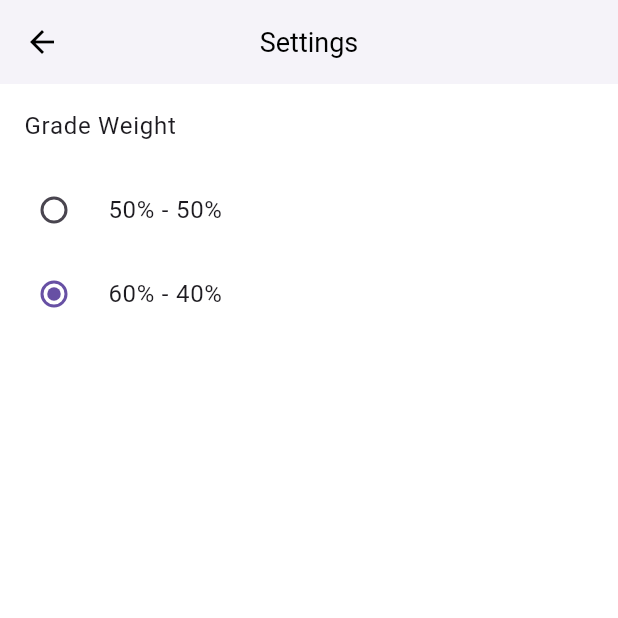
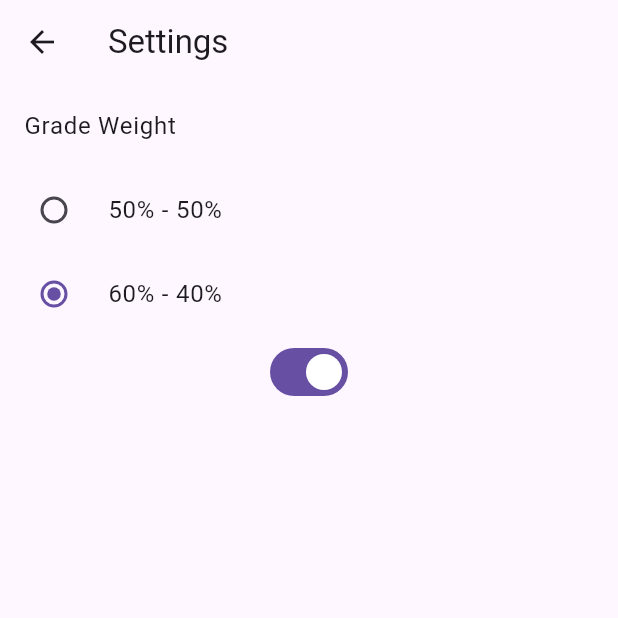
Before and after one commit to MohamedSadeck/GradeCalculator, a Flutter app: the screen it shows after launch, after a tap on the "settings" icon, on a phone screen of 412 x 824 dp, the top half of it. Run offline on Flutter 3.47's test engine with Material 3 defaults, Android fonts, the phone set to English and light mode, and no system bars; our stand-ins replace numberpicker, shared_preferences.

Commit message:
Dark mode and splash screen added

```diff
--- /dev/null
+++ b/lib/constants/theme.dart
@@ -0,0 +1,8 @@
+import 'package:flutter/material.dart';
+
+ThemeData lightMode = ThemeData(
+  brightness: Brightness.light,
+);
+ThemeData darkMode = ThemeData(
+  brightness: Brightness.dark,
+);
--- a/lib/main.dart
+++ b/lib/main.dart
@@ -1,17 +1,22 @@
 import 'package:flutter/material.dart';
+import 'package:grade_calculator/constants/theme.dart';
 import 'package:grade_calculator/providers/module_provider.dart';
+import 'package:grade_calculator/providers/theme_provider.dart';
 import 'package:grade_calculator/screens/grade_list_screen.dart';
 import 'package:grade_calculator/screens/home_screen.dart';
 import 'package:grade_calculator/screens/module_form_screen.dart';
 import 'package:grade_calculator/screens/module_list_screen.dart';
+import 'package:grade_calculator/screens/splash_screen.dart';
 import 'package:provider/provider.dart';
 import 'screens/settings_screen.dart';
 
 void main() {
+  WidgetsFlutterBinding.ensureInitialized();
   runApp(
     MultiProvider(
       providers: [
         ChangeNotifierProvider(create: (context) => ModuleProvider()),
+        ChangeNotifierProvider(create: (context) => ThemeProvider()),
       ],
       child: const MyApp(),
     ),
@@ -22,44 +27,14 @@ class MyApp extends StatelessWidget {
   const MyApp({super.key});
   @override
   Widget build(BuildContext context) {
+    final themeProvider = Provider.of<ThemeProvider>(context);
     return MaterialApp(
       title: 'Flutter Demo',
-      theme: ThemeData.light().copyWith(
-        colorScheme: ThemeData.light().colorScheme.copyWith(
-              secondary: Colors.black87,
-            ),
-        scaffoldBackgroundColor: Colors.white,
-        textTheme: ThemeData.light().textTheme.copyWith(
-              bodyLarge: const TextStyle(color: Colors.black),
-              bodyMedium: const TextStyle(color: Colors.black87),
-              titleLarge: const TextStyle(color: Colors.black, fontSize: 20),
-            ),
-        appBarTheme: const AppBarTheme(
-          elevation: 2,
-          centerTitle: true,
-          color: Colors.white,
-          iconTheme: IconThemeData(color: Colors.black),
-          titleTextStyle: TextStyle(color: Colors.black, fontSize: 18),
-        ),
-        elevatedButtonTheme: ElevatedButtonThemeData(
-          style: ButtonStyle(
-            backgroundColor: WidgetStateProperty.all(Colors.white),
-            foregroundColor: WidgetStateProperty.all(Colors.black87),
-            textStyle: WidgetStateProperty.all(const TextStyle(fontSize: 16)),
-            padding: WidgetStateProperty.all(
-                const EdgeInsets.symmetric(horizontal: 36, vertical: 12)),
-            shape: WidgetStateProperty.all(RoundedRectangleBorder(
-                borderRadius: BorderRadius.circular(12),
-                side: const BorderSide(
-                    color:
-                        Colors.black) // add this line to make the border black
-                )),
-          ),
-        ),
-      ),
-      initialRoute: HomeScreen.routeName,
+      theme: themeProvider.themeData,
+      initialRoute: SplashScreen.routeName,
       routes: {
         HomeScreen.routeName: (context) => const HomeScreen(),
+        SplashScreen.routeName: (context) => const SplashScreen(),
         ModuleListScreen.routeName: (context) => const ModuleListScreen(),
         ModuleFormScreen.routeName: (context) => const ModuleFormScreen(),
         GradeListScreen.routeName: (context) => const GradeListScreen(),
--- a/lib/models/module.dart
+++ b/lib/models/module.dart
@@ -43,6 +43,10 @@ class Module {
     this.tdGrade = tdGrade;
     this.tpGrade = tpGrade;
     this.examGrade = examGrade;
+    calculateGrades(examWeight: examWeight);
+  }
+
+  void calculateGrades({required examWeight}) {
     if (hasTD && hasTP) {
       finalGrade =
           ((tdGrade + tpGrade) / 2) * (1 - examWeight) + examWeight * examGrade;
--- a/lib/providers/module_provider.dart
+++ b/lib/providers/module_provider.dart
@@ -15,7 +15,10 @@ class ModuleProvider extends ChangeNotifier {
 
   set gradeWeight(double value) {
     _gradeWeight = value;
-    notifyListeners();
+    for (Module m in _modules) {
+      m.calculateGrades(examWeight: _gradeWeight);
+    }
+    _calculateAverage();
     _saveGradeWeightToPrefs();
   }
 
--- /dev/null
+++ b/lib/providers/theme_provider.dart
@@ -0,0 +1,26 @@
+import 'package:flutter/material.dart';
+
+import '../constants/theme.dart';
+
+class ThemeProvider extends ChangeNotifier {
+  ThemeData _themeData = lightMode;
+
+  ThemeData get themeData => _themeData;
+
+  set themeData(ThemeData themeData) {
+    _themeData = themeData;
+    notifyListeners();
+  }
+
+  void updateTheme(BuildContext context) {
+    var brightness = MediaQuery.of(context).platformBrightness;
+    _themeData = brightness == Brightness.dark ? darkMode : lightMode;
+    notifyListeners();
+  }
+
+  void toggleTheme() {
+    themeData = isLight() ? darkMode : lightMode;
+  }
+
+  bool isLight() => _themeData == lightMode;
+}
--- a/lib/screens/home_screen.dart
+++ b/lib/screens/home_screen.dart
@@ -1,5 +1,7 @@
 import 'package:flutter/material.dart';
+import 'package:grade_calculator/constants/constants.dart';
 import 'package:grade_calculator/providers/module_provider.dart';
+import 'package:grade_calculator/utils/progress_color.dart';
 import 'package:provider/provider.dart';
 import 'grade_list_screen.dart';
 import 'module_list_screen.dart';
@@ -11,8 +13,7 @@ class HomeScreen extends StatelessWidget {
 
   @override
   Widget build(BuildContext context) {
-    return Scaffold(
-      appBar: AppBar(
+    final appBar = AppBar(
       title: const Text('Grade Calculator'),
       actions: [
         IconButton(
@@ -22,36 +23,60 @@ class HomeScreen extends StatelessWidget {
           },
         ),
       ],
-      ),
-      body: Center(
-        child: ListView(
+    );
+    final appBarHeight = appBar.preferredSize.height;
+    final height = getScreenHeight(context) -
+        appBarHeight -
+        MediaQuery.of(context).padding.top;
+    final width = getScreenWidth(context);
+    return Scaffold(
+      appBar: appBar,
+      body: SingleChildScrollView(
+        child: Column(
           children: <Widget>[
-            ListTile(
-              onTap: () {
-                Navigator.of(context).pushNamed(ModuleListScreen.routeName);
-              },
-              title: const Text(
-                'Modules',
-                style: TextStyle(fontSize: 20),
-              ),
-            ),
-            ListTile(
-              onTap: () {
-                Navigator.of(context).pushNamed(GradeListScreen.routeName);
-              },
-              title: const Text(
-                'Grades',
-                style: TextStyle(fontSize: 20),
-              ),
-            ),
             Consumer<ModuleProvider>(
               builder: (context, moduleProvider, child) {
-                return ListTile(
-                  title: Text(
-                    'Total average: ${moduleProvider.average.toStringAsFixed(2)}/20',
+                return Container(
+                  height: height * 0.6,
+                  child: Column(
+                    mainAxisAlignment: MainAxisAlignment.spaceEvenly,
+                    children: [
+                      Text(
+                        'Total average:',
+                        style: TextStyle(
+                            fontWeight: FontWeight.bold, fontSize: 45),
+                      ),
+                      Text(
+                        "${moduleProvider.average.toStringAsFixed(2)}/20",
+                        style: TextStyle(
+                            fontWeight: FontWeight.bold,
+                            fontSize: 45,
+                            color:
+                                getColorBasedOnGrade(moduleProvider.average)),
+                      ),
+                    ],
                   ),
                 );
               },
+            ),
+            Container(
+              height: height * 0.25,
+              padding: const EdgeInsets.symmetric(vertical: 10),
+              child: Row(
+                mainAxisAlignment: MainAxisAlignment.spaceEvenly,
+                children: <Widget>[
+                  MyContainer(
+                    width: width,
+                    text: 'Modules',
+                    route: ModuleListScreen.routeName,
+                  ),
+                  MyContainer(
+                    width: width,
+                    text: 'Grades',
+                    route: GradeListScreen.routeName,
+                  ),
+                ],
+              ),
             ),
           ],
         ),
@@ -59,3 +84,56 @@ class HomeScreen extends StatelessWidget {
     );
   }
 }
+
+class MyContainer extends StatelessWidget {
+  const MyContainer({
+    super.key,
+    required this.width,
+    required this.text,
+    required this.route,
+  });
+
+  final double width;
+  final String route;
+  final String text;
+
+  @override
+  Widget build(BuildContext context) {
+    return InkWell(
+      onTap: () {
+        Navigator.of(context).pushNamed(route);
+      },
+      child: Card(
+        elevation: 9,
+        color: Colors.white,
+        child: Container(
+          width: width * 0.45,
+          height: double.infinity,
+          padding: const EdgeInsets.all(8.0),
+          decoration: BoxDecoration(
+            borderRadius: BorderRadius.circular(16),
+            border: Border.all(
+              width: 2,
+            ),
+          ),
+          child: Column(
+            mainAxisAlignment: MainAxisAlignment.spaceEvenly,
+            children: [
+              const Icon(
+                Icons.grade_outlined,
+                size: 40,
+              ),
+              Text(
+                text,
+                style: TextStyle(
+                  fontSize: 20,
+                  fontWeight: FontWeight.bold,
+                ),
+              ),
+            ],
+          ),
+        ),
+      ),
+    );
+  }
+}
--- a/lib/screens/settings_screen.dart
+++ b/lib/screens/settings_screen.dart
@@ -1,5 +1,6 @@
 import 'package:flutter/material.dart';
 import 'package:grade_calculator/providers/module_provider.dart';
+import 'package:grade_calculator/providers/theme_provider.dart';
 import 'package:provider/provider.dart';
 
 class SettingsScreen extends StatefulWidget {
@@ -7,13 +8,14 @@ class SettingsScreen extends StatefulWidget {
   static const routeName = '/settings';
 
   @override
-  _SettingsScreenState createState() => _SettingsScreenState();
+  State<SettingsScreen> createState() => _SettingsScreenState();
 }
 
 class _SettingsScreenState extends State<SettingsScreen> {
   @override
   Widget build(BuildContext context) {
-    var settingsProvider = Provider.of<ModuleProvider>(context, listen: false);
+    var moduleProvider = Provider.of<ModuleProvider>(context, listen: false);
+    var themeProvider = Provider.of<ThemeProvider>(context, listen: true);
 
     return Scaffold(
       appBar: AppBar(
@@ -27,17 +29,23 @@ class _SettingsScreenState extends State<SettingsScreen> {
           RadioListTile<double>(
             title: const Text('50% - 50%'),
             value: 0.5,
-            groupValue: settingsProvider.gradeWeight,
+            groupValue: moduleProvider.gradeWeight,
             onChanged: (double? value) {
-              setState(() => settingsProvider.gradeWeight = value!);
+              setState(() => moduleProvider.gradeWeight = value!);
             },
           ),
           RadioListTile<double>(
             title: const Text('60% - 40%'),
             value: 0.6,
-            groupValue: settingsProvider.gradeWeight,
+            groupValue: moduleProvider.gradeWeight,
             onChanged: (double? value) {
-              setState(() => settingsProvider.gradeWeight = value!);
+              setState(() => moduleProvider.gradeWeight = value!);
+            },
+          ),
+          Switch(
+            value: themeProvider.isLight(),
+            onChanged: (value) {
+              themeProvider.toggleTheme();
             },
           ),
         ],
--- /dev/null
+++ b/lib/screens/splash_screen.dart
@@ -0,0 +1,39 @@
+// splash_screen.dart
+import 'dart:async';
+import 'package:flutter/material.dart';
+import 'package:provider/provider.dart';
+
+import '../providers/theme_provider.dart';
+import 'home_screen.dart';
+
+class SplashScreen extends StatefulWidget {
+  static const routeName = '/splash';
+
+  const SplashScreen({super.key});
+
+  @override
+  State<SplashScreen> createState() => _SplashScreenState();
+}
+
+class _SplashScreenState extends State<SplashScreen> {
+  @override
+  void initState() {
+    super.initState();
+    WidgetsBinding.instance.addPostFrameCallback((_) {
+      final themeProvider = Provider.of<ThemeProvider>(context, listen: false);
+      themeProvider.updateTheme(context);
+    });
+    Timer(const Duration(seconds: 3), () {
+      Navigator.of(context).pushReplacementNamed(HomeScreen.routeName);
+    });
+  }
+
+  @override
+  Widget build(BuildContext context) {
+    return const Scaffold(
+      body: Center(
+        child: Text('Loading...'),
+      ),
+    );
+  }
+}
--- /dev/null
+++ b/lib/utils/progress_color.dart
@@ -0,0 +1,19 @@
+import 'package:flutter/material.dart';
+
+Color? getColorBasedOnGrade(double grade) {
+  // Map the grade range to the color range
+  final t = grade / 20; // Assuming grade is out of 20
+  // Interpolate between the colors
+  Color? color =
+      Color.lerp(Colors.red, const Color.fromARGB(255, 12, 154, 16), t);
+
+  // Convert the color to HSL
+  HSLColor hslColor = HSLColor.fromColor(color!);
+
+  // Increase the saturation by 20%
+  double increasedSaturation = hslColor.saturation + 0.2;
+  increasedSaturation = increasedSaturation > 1.0 ? 1.0 : increasedSaturation;
+
+  // Convert back to a color
+  return hslColor.withSaturation(increasedSaturation).toColor();
+}
--- a/lib/widgets/grade_item.dart
+++ b/lib/widgets/grade_item.dart
@@ -1,6 +1,7 @@
 import 'package:flutter/material.dart';
 import 'package:grade_calculator/models/module.dart';
 
+import '../utils/progress_color.dart';
 import 'grade_input_bottom_sheet.dart';
 
 class GradeItem extends StatelessWidget {
@@ -169,22 +170,4 @@ class GradeItem extends StatelessWidget {
       ),
     );
   }
-
-  Color? getColorBasedOnGrade(double grade) {
-    // Map the grade range to the color range
-    final t = grade / 20; // Assuming grade is out of 20
-    // Interpolate between the colors
-    Color? color =
-        Color.lerp(Colors.red, const Color.fromARGB(255, 12, 154, 16), t);
-
-    // Convert the color to HSL
-    HSLColor hslColor = HSLColor.fromColor(color!);
-
-    // Increase the saturation by 20%
-    double increasedSaturation = hslColor.saturation + 0.2;
-    increasedSaturation = increasedSaturation > 1.0 ? 1.0 : increasedSaturation;
-
-    // Convert back to a color
-    return hslColor.withSaturation(increasedSaturation).toColor();
-  }
 }
--- a/lib/widgets/module_tile.dart
+++ b/lib/widgets/module_tile.dart
@@ -47,7 +47,8 @@ class ModuleTile extends StatelessWidget {
         child: Card(
           elevation: 5,
           shape: RoundedRectangleBorder(
-            borderRadius: BorderRadius.circular(10),
+            side: BorderSide.none,
+            borderRadius: BorderRadius.circular(12),
           ),
           child: ListTile(
             onTap: () {
@@ -66,7 +67,7 @@ class ModuleTile extends StatelessWidget {
                 ),
               ),
             ),
-            trailing: Icon(Icons.arrow_forward_ios),
+            trailing: const Icon(Icons.arrow_forward_ios),
           ),
         ),
       ),
```
Lines whose indentation alone changed are shown as unchanged.
